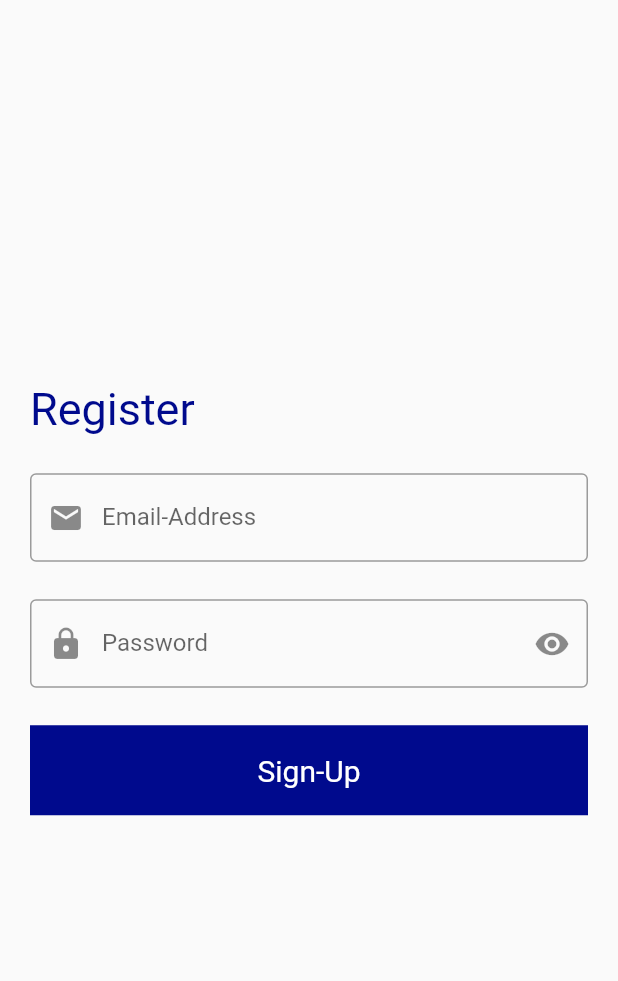
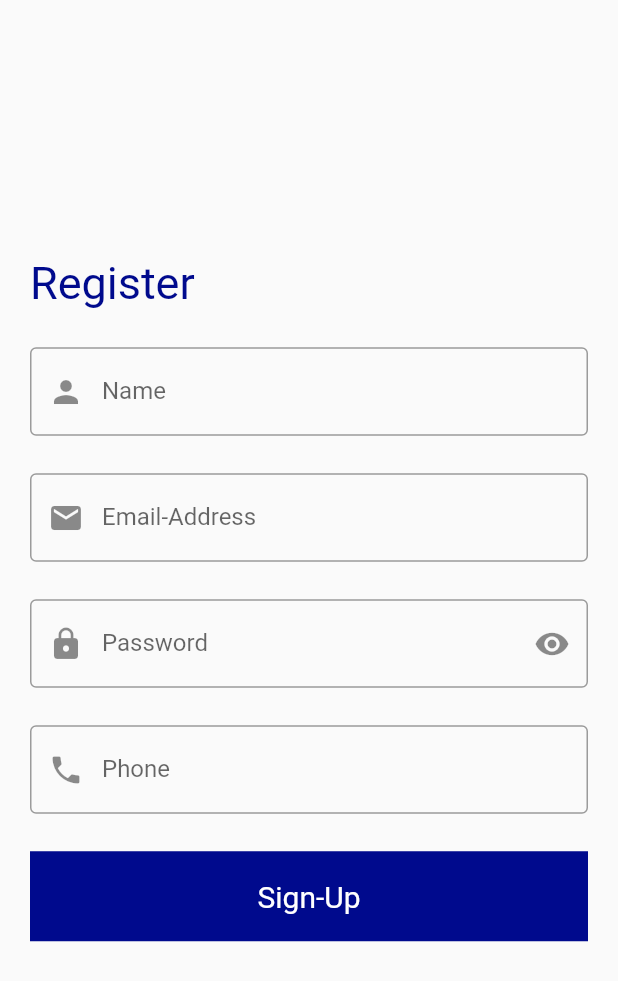
Before and after one commit to softwaresan/social_media, a Flutter app: the Register screen opened directly, after a tap on "Sign-Up", on a phone screen of 412 x 824 dp. Shown: the top 981 px of the screen. Run offline on Flutter 3.47's test engine with Material 2 defaults, Android fonts, the phone set to English and light mode, and no system bars; our stand-ins replace cloud_firestore, firebase_auth, firebase_core; accounts and stored records are empty.

```diff
--- /dev/null
+++ b/lib/src/model/social_user_model.dart
@@ -0,0 +1,72 @@
+// ignore_for_file: public_member_api_docs, sort_constructors_first
+import 'dart:convert';
+
+class SocialUser {
+  String name;
+  String email;
+  String phone;
+  String? uid;
+  SocialUser({
+    required this.name,
+    required this.email,
+    required this.phone,
+    required this.uid,
+  });
+
+  SocialUser copyWith({
+    String? name,
+    String? email,
+    String? phone,
+    String? uid,
+  }) {
+    return SocialUser(
+      name: name ?? this.name,
+      email: email ?? this.email,
+      phone: phone ?? this.phone,
+      uid: uid ?? this.uid,
+    );
+  }
+
+  Map<String, dynamic> toMap() {
+    return <String, dynamic>{
+      'name': name,
+      'email': email,
+      'phone': phone,
+      'uid': uid,
+    };
+  }
+
+  factory SocialUser.fromMap(Map<String, dynamic> map) {
+    return SocialUser(
+      name: map['name'] as String,
+      email: map['email'] as String,
+      phone: map['phone'] as String,
+      uid: map['uid'] as String,
+    );
+  }
+
+  String toJson() => json.encode(toMap());
+
+  factory SocialUser.fromJson(String source) =>
+      SocialUser.fromMap(json.decode(source) as Map<String, dynamic>);
+
+  @override
+  String toString() {
+    return 'SocialUser(name: $name, email: $email, phone: $phone, uid: $uid)';
+  }
+
+  @override
+  bool operator ==(covariant SocialUser other) {
+    if (identical(this, other)) return true;
+
+    return other.name == name &&
+        other.email == email &&
+        other.phone == phone &&
+        other.uid == uid;
+  }
+
+  @override
+  int get hashCode {
+    return name.hashCode ^ email.hashCode ^ phone.hashCode ^ uid.hashCode;
+  }
+}
--- a/lib/src/screen/register_screen.dart
+++ b/lib/src/screen/register_screen.dart
@@ -1,7 +1,9 @@
+import 'package:cloud_firestore/cloud_firestore.dart';
 import 'package:firebase_auth/firebase_auth.dart';
 import 'package:flutter/material.dart';
 import 'package:flutter/src/foundation/key.dart';
 import 'package:flutter/src/widgets/framework.dart';
+import 'package:social_media/src/model/social_user_model.dart';
 import 'package:social_media/src/widgets/widgets.dart';
 
 class Register extends StatefulWidget {
@@ -12,7 +14,7 @@ class Register extends StatefulWidget {
 }
 
 class _RegisterState extends State<Register> {
-  late String _password, _email;
+  late String _password, _email, _name, _phone;
   final auth = FirebaseAuth.instance;
   @override
   Widget build(BuildContext context) {
@@ -28,6 +30,20 @@ class _RegisterState extends State<Register> {
                   crossAxisAlignment: CrossAxisAlignment.start,
                   children: [
                     text("Register", 30),
+                    SizedBox(
+                      height: 25,
+                    ),
+                    TextFormField(
+                      onChanged: (value) {
+                        setState(() {
+                          _name = value.toString();
+                        });
+                      },
+                      decoration: InputDecoration(
+                          prefixIcon: Icon(Icons.person),
+                          border: OutlineInputBorder(),
+                          label: Text("Name")),
+                    ),
                     SizedBox(
                       height: 25,
                     ),
@@ -60,10 +76,35 @@ class _RegisterState extends State<Register> {
                     SizedBox(
                       height: 25,
                     ),
+                    TextFormField(
+                      onChanged: (value) {
+                        setState(() {
+                          _phone = value;
+                        });
+                      },
+                      decoration: InputDecoration(
+                        prefixIcon: Icon(Icons.phone),
+                        border: OutlineInputBorder(),
+                        label: Text("Phone"),
+                      ),
+                    ),
+                    SizedBox(
+                      height: 25,
+                    ),
                     GestureDetector(
                       onTap: () {
-                        auth.createUserWithEmailAndPassword(
-                            email: _email, password: _password);
+                        auth
+                            .createUserWithEmailAndPassword(
+                                email: _email, password: _password)
+                            .then((value) => FirebaseFirestore.instance
+                                .collection('users')
+                                .doc(value.user?.uid)
+                                .set(SocialUser(
+                                        name: _name,
+                                        email: _email,
+                                        phone: _phone,
+                                        uid: value.user?.uid)
+                                    .toMap()));
                       },
                       child: Container(
                         child: Center(
--- a/pubspec.yaml
+++ b/pubspec.yaml
@@ -37,6 +37,10 @@ dependencies:
   cupertino_icons: ^1.0.2
   firebase_core: ^1.20.0
   firebase_auth: ^3.5.0
+  cloud_firestore: ^3.4.0
+  provider: ^6.0.3
+
+
 
 
 
```
Also changed, not shown: lib/main.dart (+12 -1 lines), lib/src/screen/home_page_screen.dart (+15 -1 lines), lib/src/screen/sign_in_screen.dart (+12 -6 lines), pubspec.lock, 3 other files.
